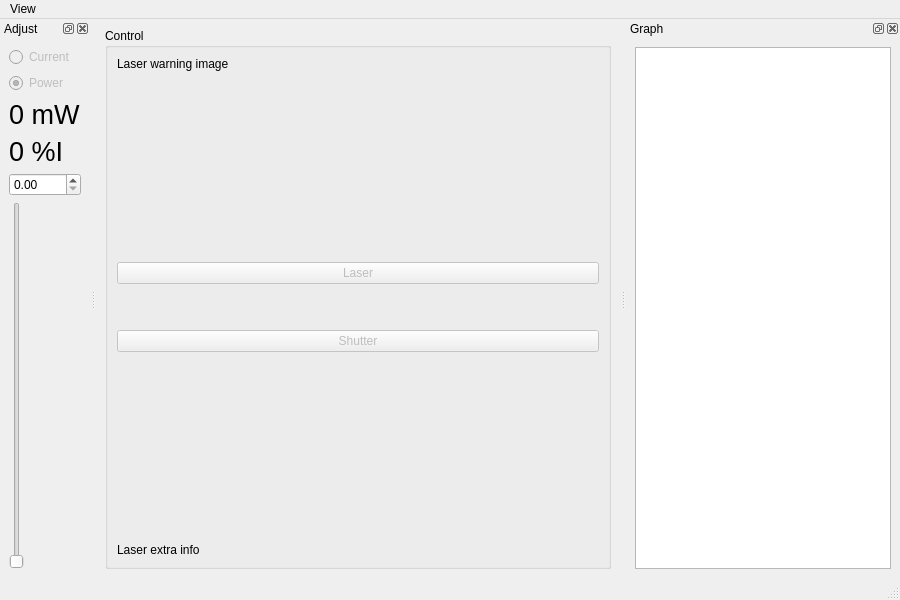
Above: gui/laser/ui_laser.ui from Ulm-IQO/qudi before the change. Below: the same form after it.
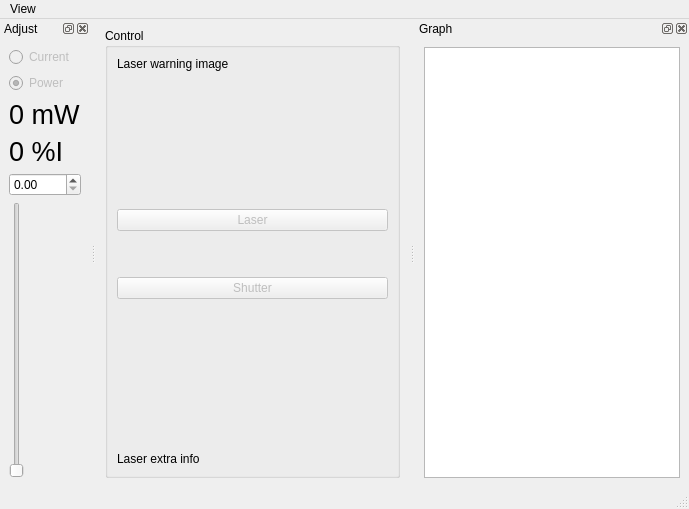
That is the form after the change. Icons and pictures are not drawn. Custom widgets are drawn as their Qt base class.

Diff of the .ui file:
```diff
--- a/gui/laser/ui_laser.ui
+++ b/gui/laser/ui_laser.ui
@@ -6,8 +6,8 @@
    <rect>
     <x>0</x>
     <y>0</y>
-    <width>900</width>
-    <height>600</height>
+    <width>689</width>
+    <height>509</height>
    </rect>
   </property>
   <property name="windowTitle">
@@ -149,8 +149,8 @@
     <rect>
      <x>0</x>
      <y>0</y>
-     <width>900</width>
-     <height>30</height>
+     <width>689</width>
+     <height>21</height>
     </rect>
    </property>
    <widget class="QMenu" name="menuMenu">
@@ -310,6 +310,11 @@
    <extends>QGraphicsView</extends>
    <header>pyqtgraph</header>
   </customwidget>
+  <customwidget>
+   <class>ScienDSpinBox</class>
+   <extends>QDoubleSpinBox</extends>
+   <header>qtwidgets.scientific_spinbox.h</header>
+  </customwidget>
  </customwidgets>
  <resources/>
  <connections>
```
Left out of the diff: 5 changed lines with no effect on the pictures.
